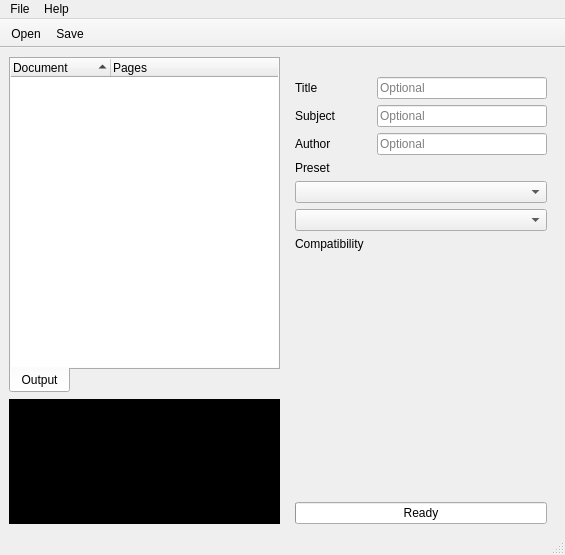
The window that assets/fusepdf.ui (nettstudio/fusepdf) describes before a commit, drawn with Qt 5.
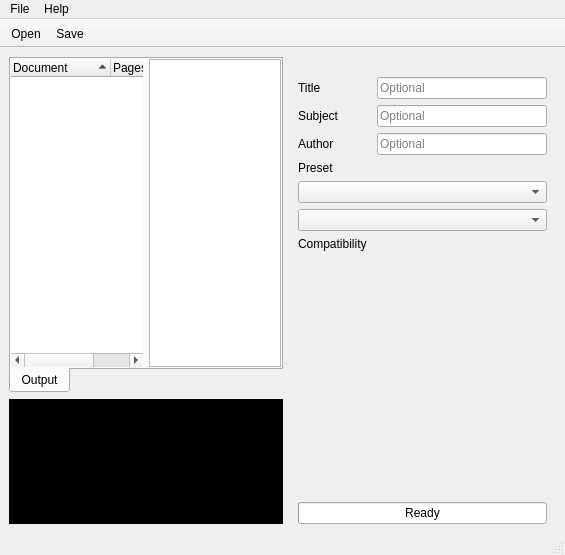
The same window after the commit. Icons and pictures are not drawn. Custom widgets are drawn as their Qt base class.

Commit message: "real time" preview

Patch:
```diff
--- a/assets/fusepdf.ui
+++ b/assets/fusepdf.ui
@@ -54,7 +54,7 @@
          </attribute>
          <layout class="QHBoxLayout" name="horizontalLayout_2">
           <property name="spacing">
-           <number>0</number>
+           <number>6</number>
           </property>
           <property name="leftMargin">
            <number>0</number>
@@ -127,6 +127,9 @@
             </column>
            </widget>
           </item>
+          <item>
+           <widget class="QListWidget" name="preview"/>
+          </item>
          </layout>
         </widget>
        </widget>
```
The commit also changes 2 other files.
